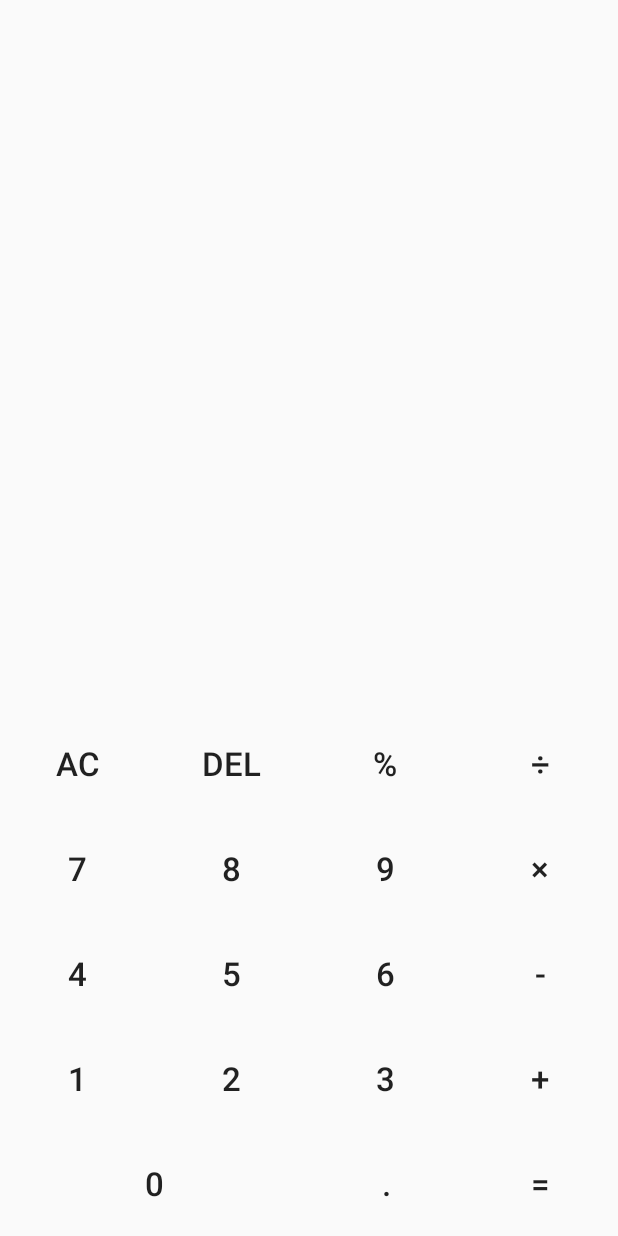
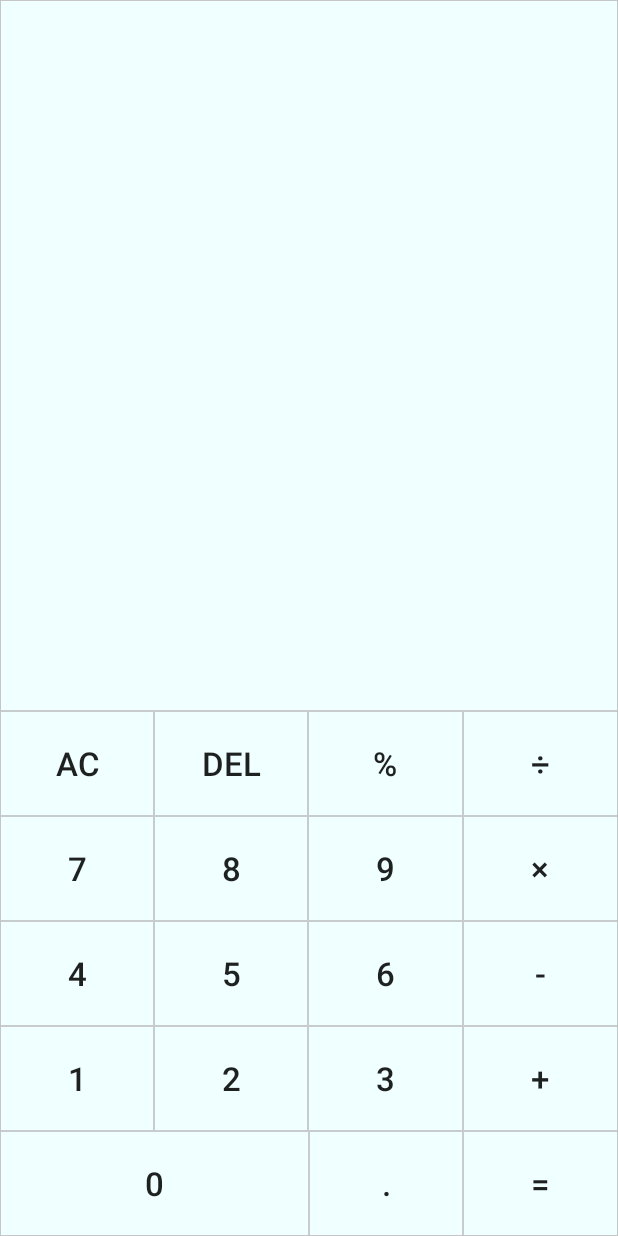
Before and after one commit to ElderDriverMan/Calculator, an Android app: the screen it shows after launch (MainActivity), on a phone screen of 412 x 824 dp. Run offline under Robolectric (Android 15) with nearby library versions, the phone set to English and light mode, and no system bars.

```diff
--- a/app/src/main/res/drawable/color.xml
+++ b/app/src/main/res/drawable/color.xml
@@ -1,4 +1,8 @@
 <?xml version="1.0" encoding="utf-8"?>
-<selector xmlns:android="http://schemas.android.com/apk/res/android">
-
-</selector>
+<shape xmlns:android="http://schemas.android.com/apk/res/android">
+    <solid
+        android:color="#f0ffff"/>
+    <stroke
+        android:width="0.01dp"
+    android:color="#ccc0c0c0"/>
+</shape>
```
